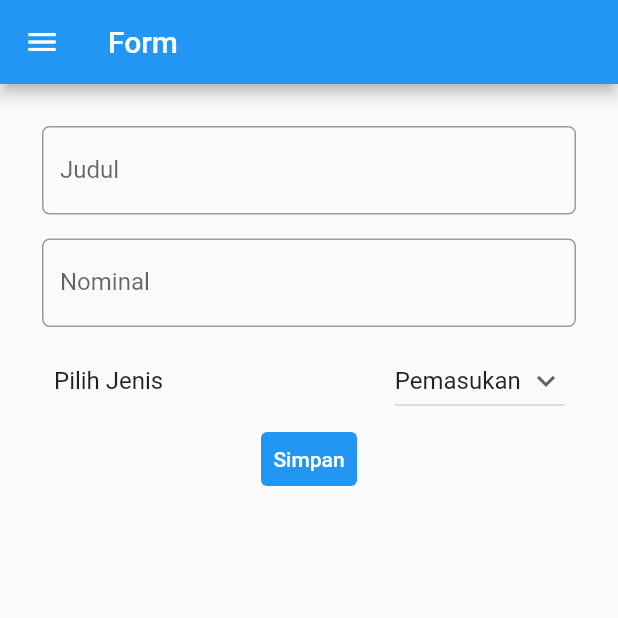
After one commit to al-ayubi2020/pbp-flutter-lab, a Flutter app: the TambahBudgetPage screen opened directly, after a tap on "Simpan", on a phone screen of 412 x 824 dp, the top half of it. The commit adds this screen. Run offline on Flutter 3.47's test engine with Material 2 defaults, Android fonts, the phone set to English and light mode, and no system bars; missing offline and left inert: dart:ffi.

Commit message:
tambahBudgetPage

```diff
--- /dev/null
+++ b/lib/tambahBudget.dart
@@ -0,0 +1,211 @@
+import 'dart:ffi';
+
+import 'package:flutter/material.dart';
+import 'package:counter_7/main.dart';
+import 'package:flutter/services.dart';
+
+class TambahBudgetPage extends StatefulWidget {
+  const TambahBudgetPage({super.key});
+
+  @override
+  State<TambahBudgetPage> createState() => _TambahBudgetPage();
+}
+
+class _TambahBudgetPage extends State<TambahBudgetPage> {
+  final _formKey = GlobalKey<FormState>();
+
+  // ignore: unused_field
+  String _judul = "";
+
+  // ignore: unused_field
+  String _nominal = "";
+
+  String jenis = 'Pemasukan';
+
+  List<String> listJenis = ['Pemasukan', 'Pengeluaran'];
+
+  List<List<String>> data = [];
+
+  @override
+  Widget build(BuildContext context) {
+    return Scaffold(
+      appBar: AppBar(
+        title: const Text('Form'),
+      ),
+      drawer: Drawer(
+        child: Column(
+          children: [
+            // Menambahkan clickable menu
+            const Padding(
+              padding: EdgeInsets.fromLTRB(0, 30, 0, 0),
+            ),
+            ListTile(
+              title: const Text('Counter'),
+              onTap: () {
+                // Route menu ke halaman utama
+                Navigator.pushReplacement(
+                  context,
+                  MaterialPageRoute(
+                      builder: (context) =>
+                          const MyHomePage(title: 'Flutter Demo Home Page')),
+                );
+              },
+            ),
+            // ignore: prefer_const_constructors
+            ListTile(
+              title: const Text('Tambah Budget'),
+              onTap: () {
+                // Route menu ke halaman form
+                Navigator.pushReplacement(
+                  context,
+                  MaterialPageRoute(
+                      builder: (context) => const TambahBudgetPage()),
+                );
+              },
+            ),
+            // ignore: prefer_const_constructors
+            ListTile(
+              title: const Text('Daftar Budget'),
+              // onTap: () {
+              //   // Route menu ke halaman form
+              //   Navigator.pushReplacement(
+              //     context,
+              //     MaterialPageRoute(builder: (context) => const MyFormPage()),
+              //   );
+              // },
+            ),
+          ],
+        ),
+      ),
+      body: Form(
+          key: _formKey,
+          child: SingleChildScrollView(
+            child: Container(
+              padding: const EdgeInsets.all(20.0),
+              child: Column(children: [
+                Padding(
+                  // Menggunakan padding sebesar 8 pixels
+                  padding: const EdgeInsets.all(8.0),
+                  child: TextFormField(
+                    decoration: InputDecoration(
+                      hintText: "Contoh: Beli makan",
+                      labelText: "Judul",
+
+                      // Menambahkan circular border agar lebih rapi
+                      border: OutlineInputBorder(
+                        borderRadius: BorderRadius.circular(5.0),
+                      ),
+                    ),
+                    // Menambahkan behavior saat nama diketik
+                    onChanged: (String? value) {
+                      setState(() {
+                        _judul = value!;
+                      });
+                    },
+                    // Menambahkan behavior saat data disimpan
+                    onSaved: (String? value) {
+                      setState(() {
+                        _judul = value!;
+                      });
+                    },
+                    // Validator sebagai validasi form
+                    validator: (String? value) {
+                      if (value == null || value.isEmpty) {
+                        return 'Judul tidak boleh kosong!';
+                      }
+                      return null;
+                    },
+                  ),
+                ),
+                Padding(
+                  // Menggunakan padding sebesar 8 pixels
+                  padding: const EdgeInsets.all(8.0),
+                  child: TextFormField(
+                    decoration: InputDecoration(
+                      hintText: "Contoh: 100000",
+                      labelText: "Nominal",
+
+                      // Menambahkan circular border agar lebih rapi
+                      border: OutlineInputBorder(
+                        borderRadius: BorderRadius.circular(5.0),
+                      ),
+                    ),
+                    keyboardType: TextInputType.number,
+                    inputFormatters: <TextInputFormatter>[
+                      FilteringTextInputFormatter.digitsOnly
+                    ],
+                    // Menambahkan behavior saat nama diketik
+                    onChanged: (String? value) {
+                      setState(() {
+                        _nominal = value!;
+                      });
+                    },
+                    // Menambahkan behavior saat data disimpan
+                    onSaved: (String? value) {
+                      setState(() {
+                        _nominal = value!;
+                      });
+                    },
+                    // Validator sebagai validasi form
+                    validator: (String? value) {
+                      if (value == null || value.isEmpty) {
+                        return 'Nominal tidak boleh kosong!';
+                      }
+                      return null;
+                    },
+                  ),
+                ),
+                ListTile(
+                  title: const Text(
+                    'Pilih Jenis',
+                  ),
+                  trailing: DropdownButton(
+                    value: jenis,
+                    icon: const Icon(Icons.keyboard_arrow_down),
+                    items: listJenis.map((String items) {
+                      return DropdownMenuItem(
+                        value: items,
+                        child: Text(items),
+                      );
+                    }).toList(),
+                    onChanged: (String? newValue) {
+                      setState(() {
+                        jenis = newValue!;
+                      });
+                    },
+                  ),
+                ),
+                TextButton(
+                  style: ButtonStyle(
+                    backgroundColor: MaterialStateProperty.all(Colors.blue),
+                  ),
+                  onPressed: () {
+                    if (_formKey.currentState!.validate()) {
+                      // data.add([_judul, _nominal]);
+                      showDialog(
+                          context: context,
+                          builder: (BuildContext context) => AlertDialog(
+                                title: const Text('Info'),
+                                content: const Text('Berhasil tambah'),
+                                actions: <Widget>[
+                                  TextButton(
+                                    onPressed: () =>
+                                        Navigator.pop(context, 'OK'),
+                                    child: const Text('OK'),
+                                  ),
+                                ],
+                              ));
+                    }
+                    _formKey.currentState?.reset();
+                  },
+                  child: const Text(
+                    "Simpan",
+                    style: TextStyle(color: Colors.white),
+                  ),
+                ),
+              ]),
+            ),
+          )),
+    );
+  }
+}
```
Also changed, not shown: lib/main.dart (+47 -1 lines).
